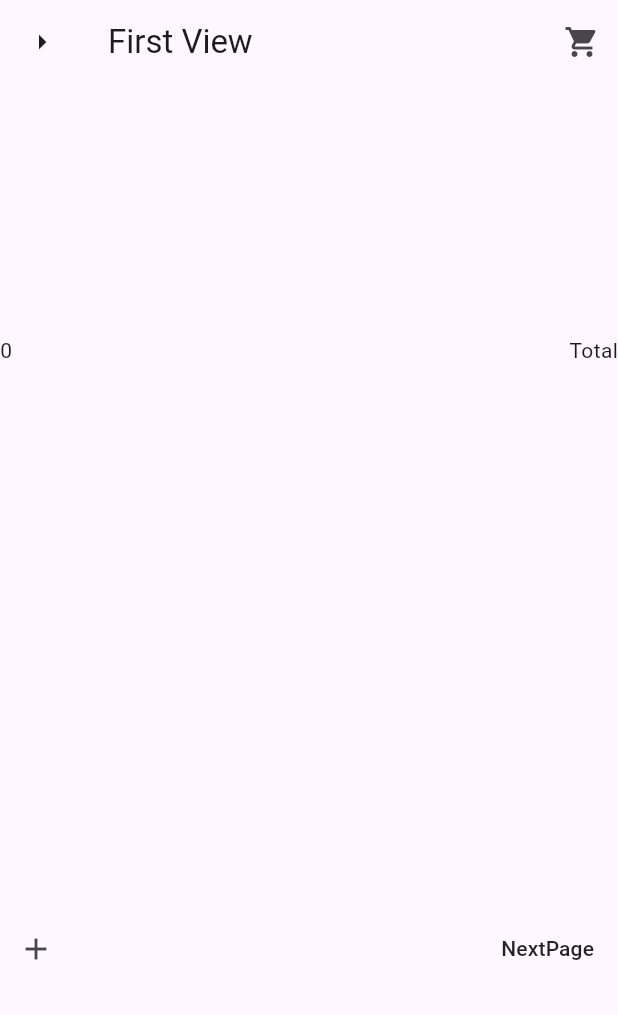
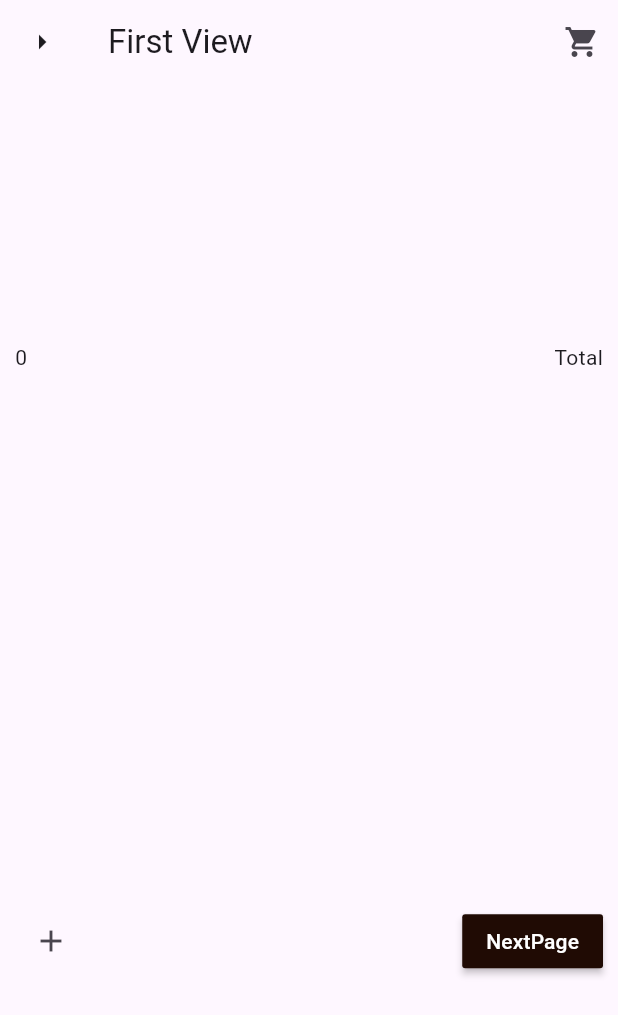
Before and after one commit to Virginia-Nyawira/provider_state_app, a Flutter app: the screen it shows after launch, on a phone screen of 412 x 824 dp. Shown: the top 1015 px of the screen. Run offline on Flutter 3.47's test engine with Material 2 defaults, Android fonts, the phone set to English and light mode, and no system bars.

Commit message:
s commit

```diff
--- a/lib/Views/first_page.dart
+++ b/lib/Views/first_page.dart
@@ -17,7 +17,9 @@ class FirstPage extends StatelessWidget {
          ),
          ],
       ),
-    body: Column(
+    body: Padding(
+      padding: const EdgeInsets.all(10.0),
+      child: Column(
         crossAxisAlignment: CrossAxisAlignment.center,
         mainAxisAlignment: MainAxisAlignment.spaceEvenly,
         children: [
@@ -38,13 +40,16 @@ class FirstPage extends StatelessWidget {
              IconButton(onPressed: (){},
            icon: const Icon(Icons.add)
            ),
-          MaterialButton(onPressed: (){},
-          child: const Text("NextPage"),
+            MaterialButton(
+              color: const Color.fromARGB(255, 32, 11, 4),
+              onPressed: (){},
+            child: const Text("NextPage",style: TextStyle(color: Colors.white),),
             )
            ],
          ),
         ],
       ),
+    ),
     );
   }
 }
--- a/lib/Views/second_page.dart
+++ b/lib/Views/second_page.dart
@@ -39,7 +39,8 @@ class SecondPage extends StatelessWidget {
          icon: const Icon(Icons.add)
          ),
           MaterialButton(onPressed: (){},
-          child: const Text("NextPage"),
+         color: const Color.fromARGB(255, 32, 11, 4),
+          child: const Text("NextPage", style: TextStyle(color: Colors.white),),
           )
          ],
        ),
--- a/lib/main.dart
+++ b/lib/main.dart
@@ -12,6 +12,7 @@ class MyApp extends StatelessWidget {
   @override
   Widget build(BuildContext context) {
     return MaterialApp(
+      debugShowCheckedModeBanner: false,
       title: 'Flutter Demo',
       theme: ThemeData(
 
```
Lines whose indentation alone changed are shown as unchanged.
